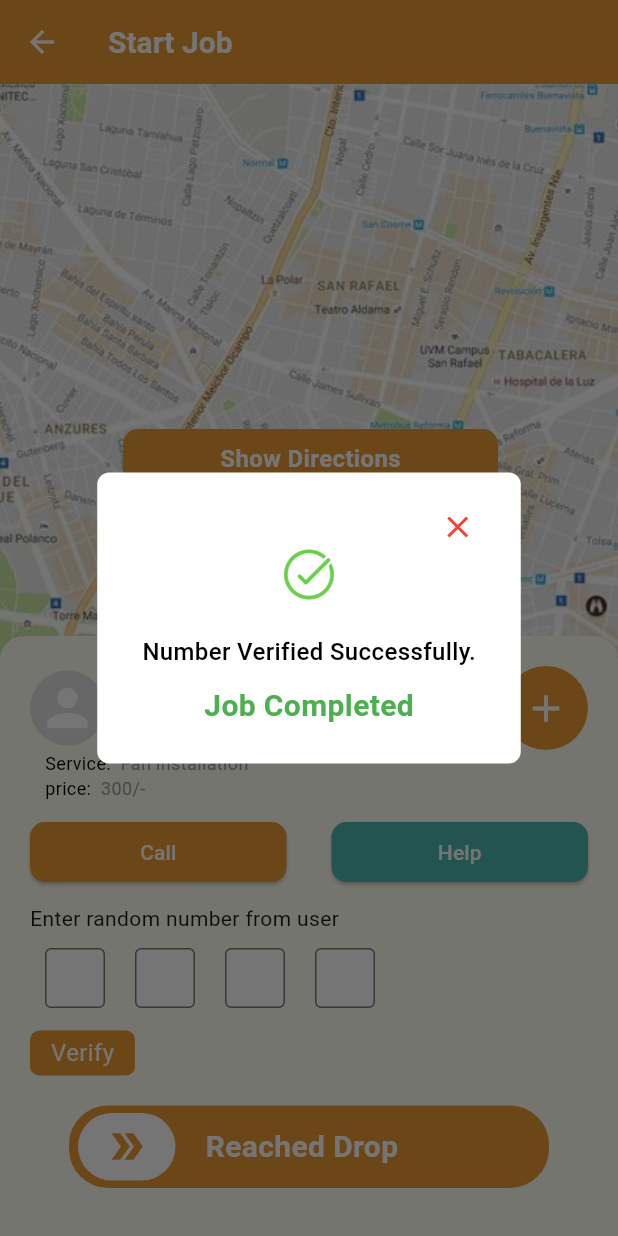
After one commit to KAVYAPUTTU/localSkillConnect, a Flutter app: the StartJobPage screen opened directly, after a tap on "Reached Drop", on a phone screen of 412 x 824 dp. The commit adds this screen. Run offline on Flutter 3.47's test engine with Material 3 defaults, Android fonts, the light colour scheme and no system bars; our stand-ins replace another_carousel_pro, flutter_rating_bar, smooth_page_indicator.

Commit message:
bookings page complete

```diff
--- a/lib/Screens/Home/mainscreen/Bookingspage/bookings_page.dart
+++ b/lib/Screens/Home/mainscreen/Bookingspage/bookings_page.dart
@@ -2,6 +2,7 @@ import 'package:flutter/material.dart';
 import 'package:intl/intl.dart';
 import 'package:localskillconnect/Screens/Home/mainscreen/Bookingspage/job_completed_page.dart';
 import 'package:localskillconnect/Screens/Home/mainscreen/Bookingspage/job_rejected_page.dart';
+import 'package:localskillconnect/Screens/Home/mainscreen/Bookingspage/start_job_page.dart';
 import 'package:localskillconnect/Widgets/bookings_request_card.dart';
 
 
@@ -156,7 +157,9 @@ class _BookingsPageState extends State<BookingsPage> {
                       statusButtonColor:
                           Theme.of(context).colorScheme.primary,
                       backgroundColor: Colors.white,
-                      onAccept: () {},
+                      onAccept: () {
+                        Navigator.push(context, MaterialPageRoute(builder: (context)=>StartJobPage()));
+                      },
                       iconcolor: Colors.grey,
                       locationcolor: Colors.grey, showstatusbutton: true,
                     ),
@@ -294,7 +297,9 @@ void showRejectionSheet(BuildContext context) {
         child: Column(
           crossAxisAlignment: CrossAxisAlignment.start,
           children: [
-            Icon(Icons.close, color: Colors.red),
+            GestureDetector(
+              onTap: () => Navigator.pop(context),
+              child: Icon(Icons.close, color: Colors.red)),
             SizedBox(height: 20,),
             SizedBox(width: 8),
             Text(
--- /dev/null
+++ b/lib/Screens/Home/mainscreen/Bookingspage/directions_page.dart
@@ -0,0 +1,28 @@
+import 'package:flutter/material.dart';
+
+class DirectionsPage extends StatelessWidget {
+  const DirectionsPage({super.key});
+
+  @override
+  Widget build(BuildContext context) {
+    return Scaffold(
+      appBar: AppBar(
+        foregroundColor: Colors.white,
+        backgroundColor: Theme.of(context).colorScheme.primary,
+        actions: [
+          Padding(
+            padding: const EdgeInsets.all(10.0),
+            child: Icon(Icons.help_outline,size: 30,),
+          )
+        ],
+      ),
+      body: Container(
+              height: double.infinity,
+              width: double.infinity,
+              child: Image.asset(
+                'assets/img/map.jpg',
+                fit: BoxFit.cover,
+              )) ,
+    );
+  }
+}
--- /dev/null
+++ b/lib/Screens/Home/mainscreen/Bookingspage/start_job_page.dart
@@ -0,0 +1,333 @@
+import 'package:flutter/material.dart';
+import 'package:localskillconnect/Screens/Home/mainscreen/Bookingspage/directions_page.dart';
+
+class StartJobPage extends StatelessWidget {
+  const StartJobPage({super.key});
+
+  @override
+  Widget build(BuildContext context) {
+    return Scaffold(
+      appBar: AppBar(
+        title: Text(
+          'Start Job',
+          style: TextStyle(
+              color: Colors.white, fontSize: 20, fontWeight: FontWeight.w700),
+        ),
+        backgroundColor: Theme.of(context).colorScheme.primary,
+        foregroundColor: Colors.white,
+      ),
+      body: Stack(
+        children: [
+          Container(
+              height: double.infinity,
+              width: double.infinity,
+              child: Image.asset(
+                'assets/img/map.jpg',
+                fit: BoxFit.cover,
+              )),
+          Positioned(
+            top: 230,
+            right: 80,
+            child: GestureDetector(
+              onTap: () => Navigator.of(context, rootNavigator: true).push(
+                MaterialPageRoute(builder: (context) => DirectionsPage()),
+              ),
+              child: Container(
+                height: 40,
+                width: 250,
+                decoration: BoxDecoration(
+                    color: Theme.of(context).colorScheme.primary,
+                    borderRadius: BorderRadius.circular(10)),
+                child: Center(
+                  child: Text(
+                    'Show Directions',
+                    style: TextStyle(
+                        fontSize: 16,
+                        fontWeight: FontWeight.w600,
+                        color: Colors.white),
+                  ),
+                ),
+              ),
+            ),
+          ),
+          Positioned(
+            bottom: 0,
+            left: 0,
+            right: 0,
+            child: Container(
+              decoration: const BoxDecoration(
+                  color: Color.fromARGB(255, 255, 254, 241),
+                  borderRadius: BorderRadius.only(
+                      topLeft: Radius.circular(16),
+                      topRight: Radius.circular(16))),
+              height: 400,
+              width: double.infinity,
+              child: Padding(
+                padding: const EdgeInsets.all(20.0),
+                child: Column(
+                  mainAxisAlignment: MainAxisAlignment.start,
+                  crossAxisAlignment: CrossAxisAlignment.start,
+                  children: [
+                    Row(
+                      children: [
+                        CircleAvatar(
+                          radius: 25,
+                          backgroundColor: Colors.grey.shade300,
+                          foregroundColor: Colors.white,
+                          child: const Icon(Icons.person, size: 40),
+                        ),
+                        const SizedBox(width: 10),
+                        Expanded(
+                          child: Column(
+                            crossAxisAlignment: CrossAxisAlignment.start,
+                            children: [
+                              Text(
+                                'User Name',
+                                style: const TextStyle(
+                                  fontSize: 16,
+                                  fontWeight: FontWeight.w600,
+                                ),
+                              ),
+                              Row(
+                                children: [
+                                  const Icon(Icons.location_on,
+                                      size: 12, color: Colors.grey),
+                                  const SizedBox(width: 4),
+                                  Text(
+                                    'city, district · distance(10km)',
+                                    style: const TextStyle(
+                                        fontSize: 11, color: Colors.grey),
+                                  ),
+                                ],
+                              ),
+                            ],
+                          ),
+                        ),
+                        FloatingActionButton(
+                          onPressed: () {},
+                          foregroundColor: Colors.white,
+                          shape: CircleBorder(),
+                          elevation: 0,
+                          backgroundColor:
+                              Theme.of(context).colorScheme.primary,
+                          child: Icon(
+                            Icons.add,
+                            size: 30,
+                          ),
+                        )
+                      ],
+                    ),
+                    Column(
+                      children: [
+                        buildRow('Service: ', 'Fan installation'),
+                        buildRow('price: ', '300/-')
+                      ],
+                    ),
+                    SizedBox(
+                      height: 10,
+                    ),
+                    Row(
+                      children: [
+                        Expanded(
+                            child: ElevatedButton(
+                          onPressed: () {},
+                          child: Text('Call'),
+                          style: ElevatedButton.styleFrom(
+                              backgroundColor:
+                                  Theme.of(context).colorScheme.primary,
+                              foregroundColor: Colors.white,
+                              shape: RoundedRectangleBorder(
+                                  borderRadius: BorderRadius.circular(10))),
+                        )),
+                        SizedBox(
+                          width: 30,
+                        ),
+                        Expanded(
+                            child: ElevatedButton(
+                          onPressed: () {},
+                          child: Text('Help'),
+                          style: ElevatedButton.styleFrom(
+                              backgroundColor: Color(0xFF4DB6AC),
+                              foregroundColor: Colors.white,
+                              shape: RoundedRectangleBorder(
+                                  borderRadius: BorderRadius.circular(10))),
+                        ))
+                      ],
+                    ),
+                    SizedBox(
+                      height: 10,
+                    ),
+                    Text('Enter random number from user'),
+                    Row(
+                      children: [otp(), otp(), otp(), otp()],
+                    ),
+                    SizedBox(
+                      height: 5,
+                    ),
+                    Container(
+                      height: 30,
+                      width: 70,
+                      decoration: BoxDecoration(
+                        borderRadius: BorderRadius.circular(6),
+                        color: Theme.of(context).colorScheme.primary,
+                      ),
+                      child: Center(
+                        child: Text(
+                          'Verify',
+                          style: TextStyle(fontSize: 16, color: Colors.white),
+                        ),
+                      ),
+                    ),
+                    SizedBox(
+                      height: 20,
+                    ),
+                    GestureDetector(
+                      onTap: () => _showSuccessDialog(context),
+                      child: Center(
+                        child: Container(
+                          height: 55,
+                          width: 320,
+                          decoration: BoxDecoration(
+                              color: Theme.of(context).colorScheme.primary,
+                              borderRadius: BorderRadius.circular(26)),
+                          child: Row(
+                            children: [
+                              SizedBox(
+                                width: 6,
+                              ),
+                              Container(
+                                height: 45,
+                                width: 65,
+                                decoration: BoxDecoration(
+                                    color: Colors.white,
+                                    borderRadius: BorderRadius.circular(26)),
+                                child: Row(
+                                  mainAxisAlignment: MainAxisAlignment.center,
+                                  crossAxisAlignment: CrossAxisAlignment.center,
+                                  children: [
+                                    Icon(
+                                      Icons.double_arrow,
+                                      size: 30,
+                                      color:
+                                          Theme.of(context).colorScheme.primary,
+                                    )
+                                  ],
+                                ),
+                              ),
+                              SizedBox(
+                                width: 20,
+                              ),
+                              Text(
+                                'Reached Drop',
+                                style: TextStyle(
+                                    fontSize: 20,
+                                    color: Colors.white,
+                                    fontWeight: FontWeight.w600),
+                              ),
+                            ],
+                          ),
+                        ),
+                      ),
+                    )
+                  ],
+                ),
+              ),
+            ),
+          )
+        ],
+      ),
+    );
+  }
+}
+
+Widget buildRow(String label, String value, {Color? valueColor}) {
+  return Row(
+    children: [
+      SizedBox(
+        width: 10,
+      ),
+      Text(
+        '$label ',
+        style: const TextStyle(fontSize: 12, color: Colors.black),
+      ),
+      Text(
+        value,
+        style: TextStyle(
+          fontSize: 12,
+          color: valueColor ?? Colors.grey.shade500,
+        ),
+      ),
+    ],
+  );
+}
+
+Widget otp() {
+  return SizedBox(
+    child: Padding(
+      padding: const EdgeInsets.all(10),
+      child: Container(
+        height: 40,
+        width: 40,
+        color: Colors.white,
+        child: TextField(
+          keyboardType: TextInputType.number,
+          decoration: InputDecoration(border: OutlineInputBorder()),
+        ),
+      ),
+    ),
+  );
+}
+
+void _showSuccessDialog(BuildContext context) {
+  showDialog(
+    context: context,
+    barrierDismissible: false,
+    builder: (BuildContext dialogContext) {
+      return AlertDialog(
+        backgroundColor: Colors.white,
+        shape: RoundedRectangleBorder(borderRadius: BorderRadius.circular(8)),
+        contentPadding:
+            const EdgeInsets.symmetric(horizontal: 30, vertical: 24),
+        content: Column(
+          mainAxisSize: MainAxisSize.min,
+          children: [
+            Row(
+              children: [
+                const Spacer(),
+                GestureDetector(
+                  onTap: () {
+                    Navigator.of(dialogContext).pop(); // 👈 use dialogContext
+                  },
+                  child: const Icon(Icons.close, color: Colors.red),
+                ),
+              ],
+            ),
+            SizedBox(
+                height: 40,
+                width: 40,
+                child: Image.asset('assets/img/success.png')),
+            const SizedBox(height: 20),
+            const Text(
+              'Number Verified Successfully.',
+              textAlign: TextAlign.center,
+              style: TextStyle(
+                fontWeight: FontWeight.w500,
+                fontSize: 16,
+                color: Colors.black,
+              ),
+            ),
+            const SizedBox(height: 10),
+            const Text(
+              'Job Completed',
+              style: TextStyle(
+                fontWeight: FontWeight.w600,
+                fontSize: 20,
+                color: Colors.green,
+              ),
+            ),
+          ],
+        ),
+      );
+    },
+  );
+}
--- a/lib/Screens/Home/mainscreen/main_screen.dart
+++ b/lib/Screens/Home/mainscreen/main_screen.dart
@@ -1,7 +1,7 @@
 import 'package:flutter/material.dart';
 import 'package:localskillconnect/Screens/Home/mainscreen/Bookingspage/bookings_page.dart';
 import 'package:localskillconnect/Screens/Home/mainscreen/homepage/home_page.dart';
-import 'package:localskillconnect/Screens/Home/profile_page.dart';
+import 'package:localskillconnect/Screens/Home/mainscreen/profilepage/profile_page.dart';
 import 'package:localskillconnect/Screens/Home/wallet_page.dart';
 
 class Mainscreen extends StatefulWidget {
--- /dev/null
+++ b/lib/Widgets/pop_up_box.dart
@@ -0,0 +1,43 @@
+import 'package:flutter/material.dart';
+void _showSuccessDialog(BuildContext context) {
+    showDialog(
+      context: context,
+      barrierDismissible: false,
+      builder: (_) => Center(
+        child: AlertDialog(
+          shape: RoundedRectangleBorder(borderRadius: BorderRadius.circular(8)),
+          contentPadding: const EdgeInsets.symmetric(horizontal: 24, vertical: 24),
+          content: Column(
+            mainAxisSize: MainAxisSize.min,
+            children: [
+              Text(
+                'Number Verified Successfully.',
+                textAlign: TextAlign.center,
+                style: TextStyle(
+                  fontWeight: FontWeight.w500,
+                  fontSize: 16,
+                  color: Colors.black,
+                ),
+              ),
+              const SizedBox(height: 20),
+              ElevatedButton(
+                onPressed: () {
+                  Navigator.pop(context); // close dialog
+
+                },
+                style: ElevatedButton.styleFrom(
+                  backgroundColor: Color(0xFF04315A), // Dark blue button
+                  padding: const EdgeInsets.symmetric(horizontal: 24, vertical: 12),
+                  shape: RoundedRectangleBorder(borderRadius: BorderRadius.circular(6)),
+                ),
+                child: const Text(
+                  'Login',
+                  style: TextStyle(color: Colors.white),
+                ),
+              )
+            ],
+          ),
+        ),
+      ),
+    );
+  }
--- a/pubspec.yaml
+++ b/pubspec.yaml
@@ -43,6 +43,8 @@ flutter:
     - assets/img/points.png
     - assets/img/reviews.png
     - assets/img/referal.png
+    - assets/img/map.jpg
+    - assets/img/success.png
 
 
   fonts:
```
Also changed, not shown: assets/img/map.jpg (added), assets/img/success.png (added), lib/Screens/Home/mainscreen/profilepage/profile_page.dart (renamed from lib/Screens/Home/profile_page.dart), lib/Widgets/jobRejectedCard.dart (line endings or trailing spaces).
